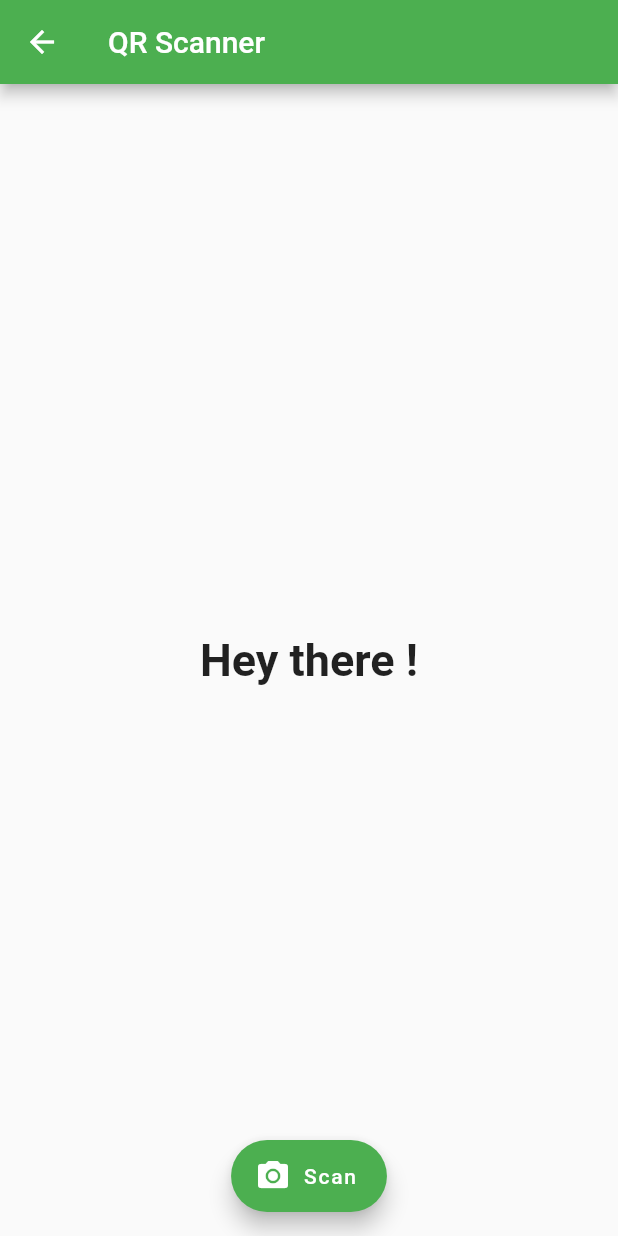
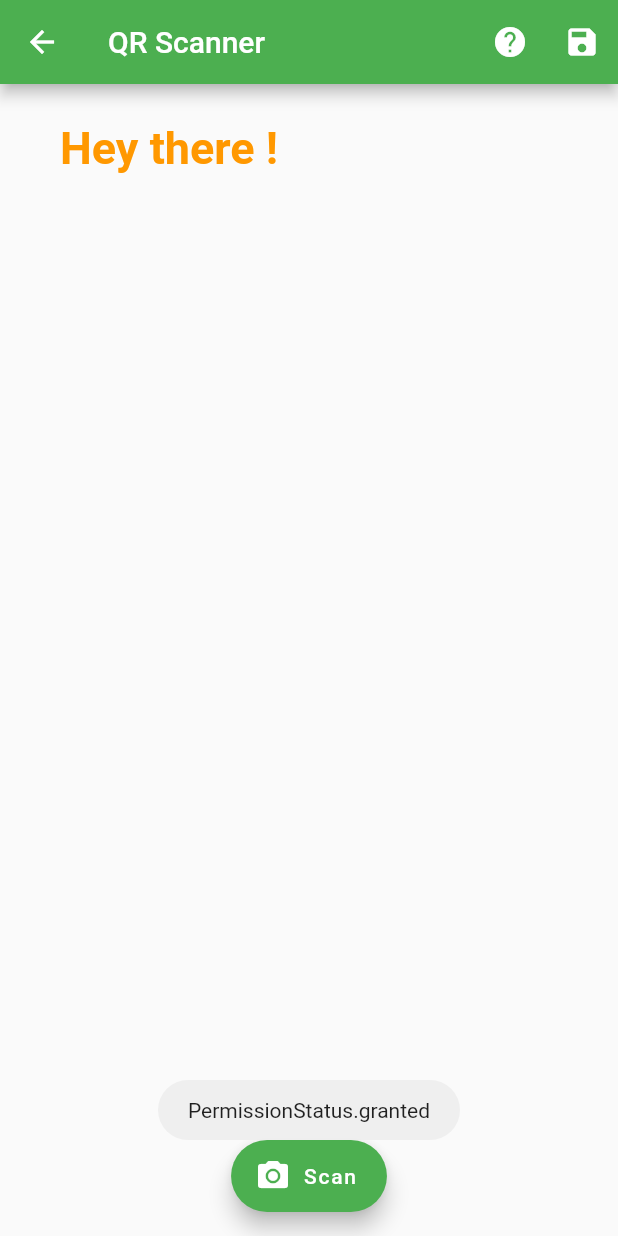
Before and after one commit to sbmkrgit/e-Visiting-Card, a Flutter app: the Scanner screen opened directly, on a phone screen of 412 x 824 dp. Run offline on Flutter 3.47's test engine with Material 2 defaults, Android fonts, the phone set to English and light mode, and no system bars; drawn by our look-alikes of screenshot; our stand-ins replace fluttertoast, form_field_validator, image_gallery_saver, permission_handler; missing offline and left inert: barcode_scan.

Commit message:
Added Save details functionality in scanner

```diff
--- a/lib/scanner.dart
+++ b/lib/scanner.dart
@@ -1,7 +1,13 @@
+import 'dart:io';
+import 'package:fluttertoast/fluttertoast.dart';
 import 'package:flutter/material.dart';
+import 'package:flutter/rendering.dart';
 import 'package:flutter/services.dart';
 import 'package:flutter/widgets.dart';
 import 'package:barcode_scan/barcode_scan.dart';
+import 'package:image_gallery_saver/image_gallery_saver.dart';
+import 'package:permission_handler/permission_handler.dart';
+import 'package:screenshot/screenshot.dart';
 import 'dart:async';
 
 class Scanner extends StatefulWidget {
@@ -11,6 +17,39 @@ class Scanner extends StatefulWidget {
 
 class _ScannerState extends State<Scanner> {
   String result = "Hey there !";
+
+  ScreenshotController screenshotController = ScreenshotController();
+
+  @override
+  void initState() {
+    super.initState();
+    _requestPermission();
+  }
+
+  _requestPermission() async {
+    Map<Permission, PermissionStatus> statuses = await [
+      Permission.storage,
+    ].request();
+
+    final info = statuses[Permission.storage].toString();
+    print(info);
+    _toastInfo(info);
+  }
+
+  _toastInfo(String info) {
+    Fluttertoast.showToast(msg: info, toastLength: Toast.LENGTH_SHORT);
+  }
+
+  Future<void> _captureAndSavePng() async {
+    screenshotController.capture().then((File image) async {
+      _toastInfo("Capture Done");
+      setState(() {});
+      ImageGallerySaver.saveImage(image.readAsBytesSync());
+      _toastInfo("File Saved to Gallery");
+    }).catchError((onError) {
+      print(onError);
+    });
+  }
 
   Future _scanQR() async {
     try {
@@ -44,11 +83,41 @@ class _ScannerState extends State<Scanner> {
     return Scaffold(
       appBar: AppBar(
         title: Text("QR Scanner"),
+        actions: <Widget>[
+          IconButton(
+              icon: Icon(
+                Icons.help,
+                color: Colors.white,
+              ),
+              tooltip: 'Show Snackbar',
+              onPressed: () {
+                //to be implemented
+              }),
+          IconButton(
+              icon: Icon(Icons.save),
+              onPressed: () {
+                _captureAndSavePng();
+              })
+        ],
       ),
-      body: Center(
-        child: Text(
-          result,
-          style: new TextStyle(fontSize: 30.0, fontWeight: FontWeight.bold),
+      body: Screenshot(
+        controller: screenshotController,
+        child: Padding(
+          padding: EdgeInsets.all(25),
+          child: ListView(
+            children: <Widget>[
+              Padding(
+                padding: EdgeInsets.only(left: 15, right: 15),
+                child: Text(
+                  result,
+                  style: new TextStyle(
+                      color: Colors.orange,
+                      fontSize: 30.0,
+                      fontWeight: FontWeight.bold),
+                ),
+              ),
+            ],
+          ),
         ),
       ),
       floatingActionButton: FloatingActionButton.extended(
--- a/pubspec.yaml
+++ b/pubspec.yaml
@@ -33,6 +33,11 @@ dependencies:
   share: ^0.6.5+2
   form_field_validator: ^1.0.1
   barcode_scan: ^1.0.0
+  screenshot: ^0.2.0
+  gallery_saver: ^2.0.1
+  image_gallery_saver: '^1.5.0'
+  permission_handler: ^5.0.1+1
+  fluttertoast: ^7.1.1
 
 
 dev_dependencies:
```
Also changed, not shown: pubspec.lock.
